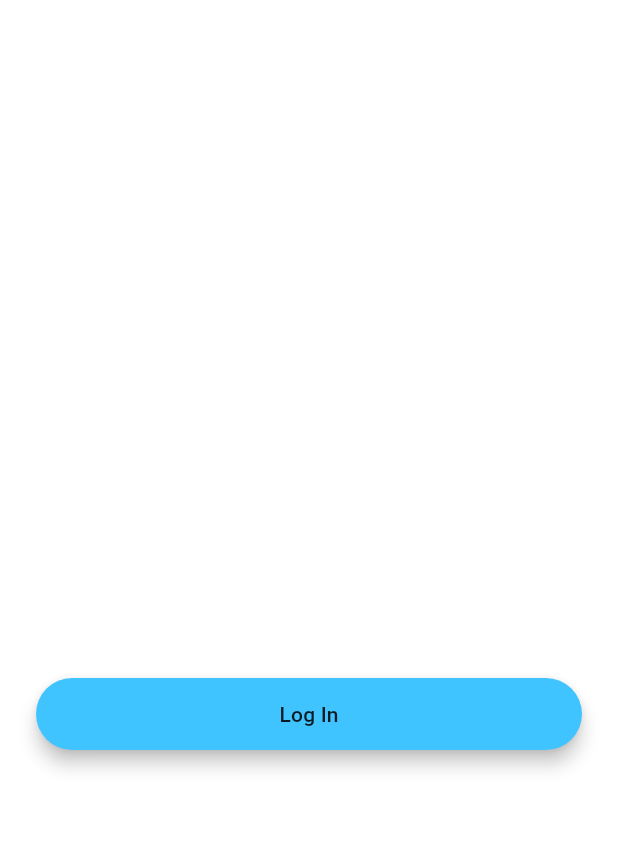
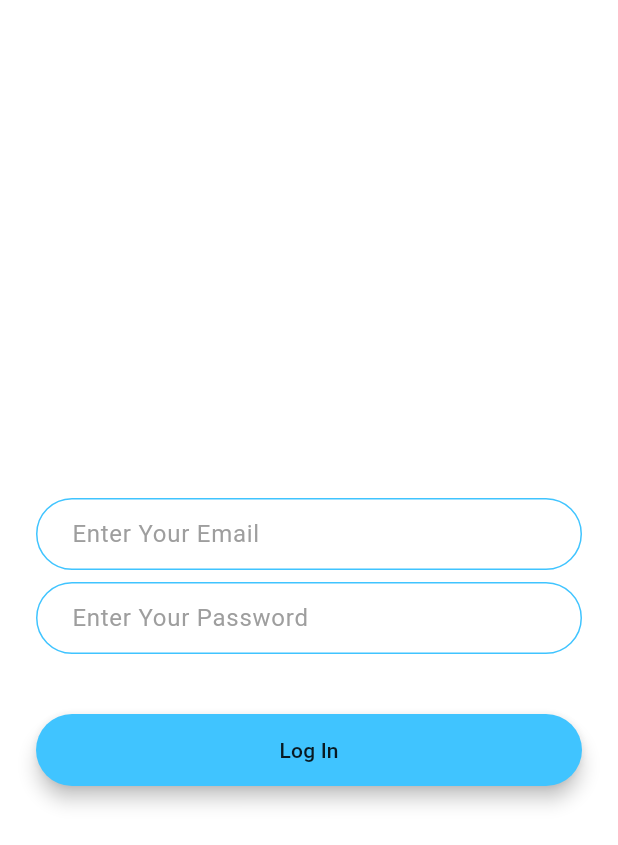
Before and after one commit to MohamedHisham34/rev_rider, a Flutter app: the LoginScreen screen opened by its route, on a phone screen of 412 x 824 dp. Shown: the top 845 px of the screen. Run offline on Flutter 3.47's test engine with Material 3 defaults, Android fonts, the light colour scheme and no system bars; our stand-ins replace cloud_firestore, curved_navigation_bar, firebase_auth, firebase_core, flutter_bloc, font_awesome_flutter; accounts and stored records are empty.

Commit message:
Force Commit 2

```diff
--- a/lib/constants/text_field_decoration.dart
+++ b/lib/constants/text_field_decoration.dart
@@ -1,8 +1,11 @@
+// ignore_for_file: prefer_const_constructors
+
 import 'package:flutter/material.dart';
 
-const TextFieldDecoration = InputDecoration(
+InputDecoration TextFieldDecoration({required String hintText}) {
+  return InputDecoration(
     hintStyle: TextStyle(color: Colors.grey),
-  hintText: 'Enter your email',
+    hintText: hintText,
     contentPadding: EdgeInsets.symmetric(vertical: 10.0, horizontal: 20.0),
     border: OutlineInputBorder(
       borderRadius: BorderRadius.all(Radius.circular(32.0)),
@@ -16,3 +19,4 @@
       borderRadius: BorderRadius.all(Radius.circular(32.0)),
     ),
   );
+}
--- a/pubspec.yaml
+++ b/pubspec.yaml
@@ -29,6 +29,7 @@
   uuid: ^4.4.2
   provider: ^6.1.2
   curved_navigation_bar: ^1.0.6
+  flutter_bloc: ^9.1.1
 
 
 
```
Also changed, not shown: pubspec.lock. Lines whose indentation alone changed are shown as unchanged.
